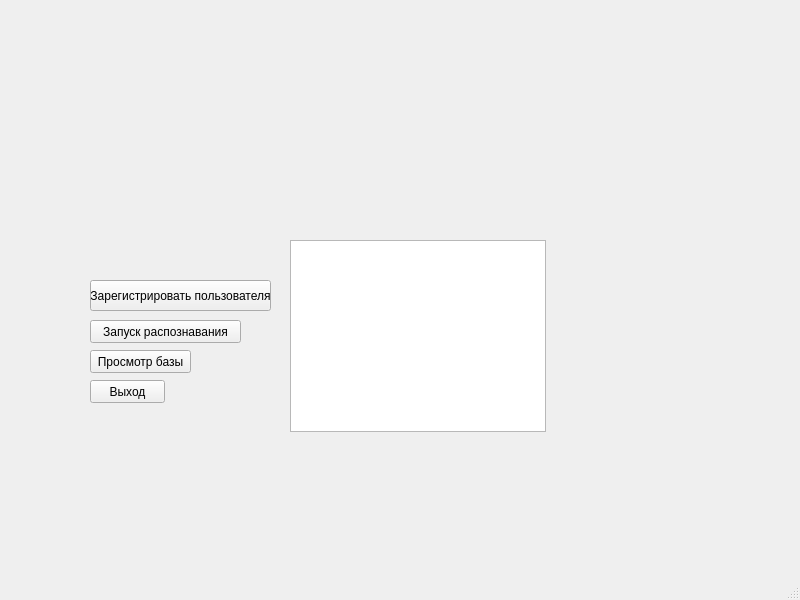
The window that main.ui (tulescha/simple_face) describes before a commit, drawn with Qt 5.
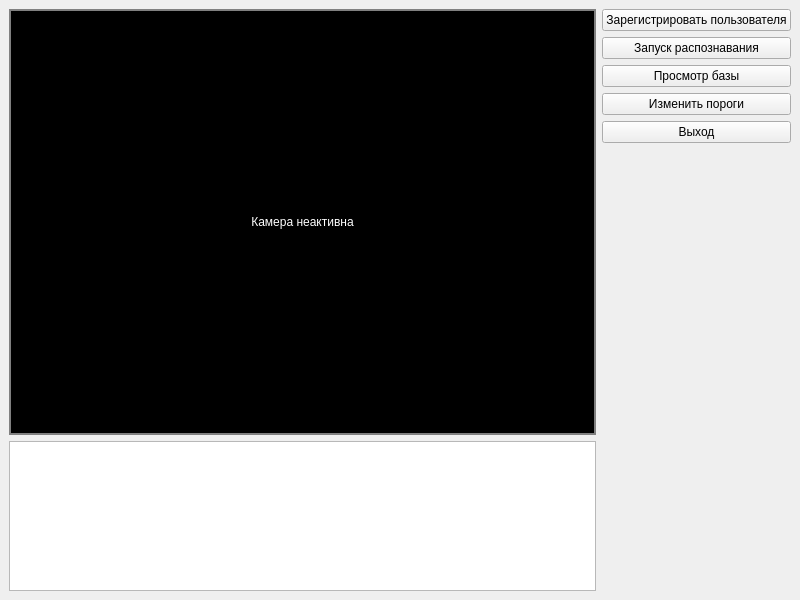
The same window after the commit.

Patch:
```diff
--- a/main.ui
+++ b/main.ui
@@ -14,80 +14,94 @@
    <string>MainWindow</string>
   </property>
   <widget class="QWidget" name="centralwidget">
-   <widget class="QPushButton" name="pushButton">
-    <property name="geometry">
-     <rect>
-      <x>90</x>
-      <y>350</y>
-      <width>101</width>
-      <height>23</height>
-     </rect>
+   <layout class="QHBoxLayout" name="horizontalLayout">
+    <item>
+     <layout class="QVBoxLayout" name="leftLayout">
+      <item>
+       <widget class="QLabel" name="video_label">
+        <property name="minimumSize">
+         <size>
+          <width>480</width>
+          <height>360</height>
+         </size>
+        </property>
+        <property name="styleSheet">
+         <string notr="true">background-color: black; border: 2px solid gray; color: white;</string>
     </property>
     <property name="text">
-     <string>Просмотр базы</string>
-    </property>
-   </widget>
-   <widget class="QPushButton" name="pushButton_2">
-    <property name="geometry">
-     <rect>
-      <x>90</x>
-      <y>280</y>
-      <width>181</width>
-      <height>31</height>
-     </rect>
-    </property>
+         <string>Камера неактивна</string>
+        </property>
+        <property name="alignment">
+         <set>Qt::AlignCenter</set>
+        </property>
+       </widget>
+      </item>
+      <item>
+       <widget class="QTextBrowser" name="textBrowser">
+        <property name="maximumSize">
+         <size>
+          <width>16777215</width>
+          <height>150</height>
+         </size>
+        </property>
+       </widget>
+      </item>
+     </layout>
+    </item>
+    <item>
+     <layout class="QVBoxLayout" name="rightLayout">
+      <item>
+       <widget class="QPushButton" name="btnRegister">
     <property name="text">
      <string>Зарегистрировать пользователя</string>
     </property>
    </widget>
-   <widget class="QPushButton" name="pushButton_3">
-    <property name="geometry">
-     <rect>
-      <x>90</x>
-      <y>320</y>
-      <width>151</width>
-      <height>23</height>
-     </rect>
-    </property>
+      </item>
+      <item>
+       <widget class="QPushButton" name="btnRecognize">
     <property name="text">
      <string>Запуск распознавания</string>
     </property>
    </widget>
-   <widget class="QPushButton" name="pushButton_4">
-    <property name="geometry">
-     <rect>
-      <x>90</x>
-      <y>380</y>
-      <width>75</width>
-      <height>23</height>
-     </rect>
-    </property>
+      </item>
+      <item>
+       <widget class="QPushButton" name="btnShowDB">
+        <property name="text">
+         <string>Просмотр базы</string>
+        </property>
+       </widget>
+      </item>
+      <item>
+       <widget class="QPushButton" name="btnThresholds">
+        <property name="text">
+         <string>Изменить пороги</string>
+        </property>
+       </widget>
+      </item>
+      <item>
+       <widget class="QPushButton" name="btnExit">
     <property name="text">
      <string>Выход</string>
     </property>
    </widget>
-   <widget class="QTextBrowser" name="textBrowser">
-    <property name="geometry">
-     <rect>
-      <x>290</x>
-      <y>240</y>
-      <width>256</width>
-      <height>192</height>
-     </rect>
-    </property>
-   </widget>
-  </widget>
-  <widget class="QMenuBar" name="menubar">
-   <property name="geometry">
-    <rect>
-     <x>0</x>
-     <y>0</y>
-     <width>800</width>
-     <height>21</height>
-    </rect>
-   </property>
+      </item>
+      <item>
+       <spacer name="verticalSpacer">
+        <property name="orientation">
+         <enum>Qt::Vertical</enum>
+        </property>
+        <property name="sizeHint" stdset="0">
+         <size>
+          <width>20</width>
+          <height>40</height>
+         </size>
+        </property>
+       </spacer>
+      </item>
+     </layout>
+    </item>
+   </layout>
   </widget>
-  <widget class="QStatusBar" name="statusbar"/>
  </widget>
  <resources/>
  <connections/>
```
Left out of the diff: 2 changed lines with no effect on the pictures. Lines whose indentation alone changed are shown as unchanged.
